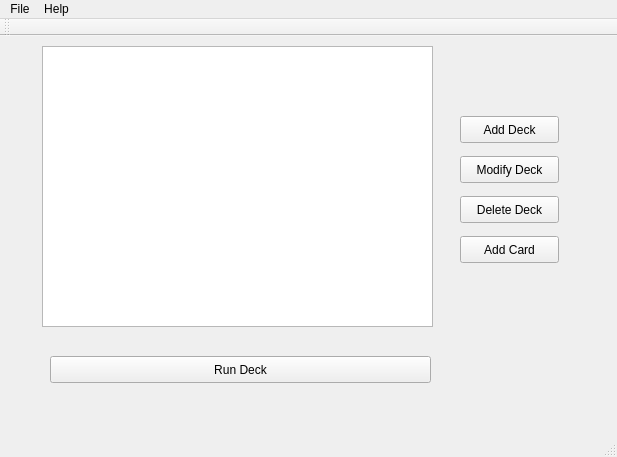
jbwyatt4/wyattflashcardapp, file mainwindow.ui: the form before one commit.
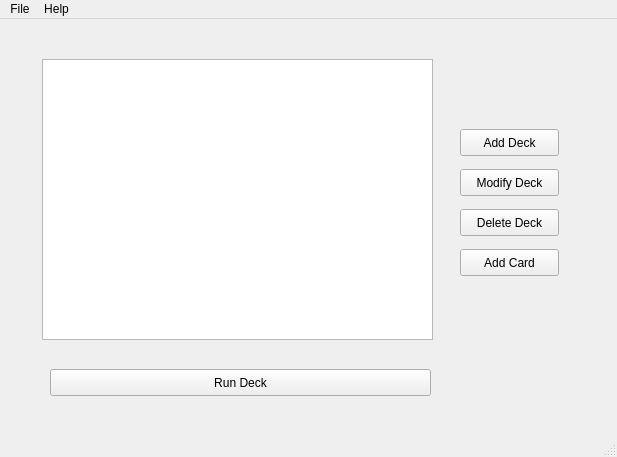
The form after the commit.

```diff
--- a/mainwindow.ui
+++ b/mainwindow.ui
@@ -18,7 +18,7 @@
     <property name="geometry">
      <rect>
       <x>42</x>
-      <y>10</y>
+      <y>40</y>
       <width>391</width>
       <height>281</height>
      </rect>
@@ -28,7 +28,7 @@
     <property name="geometry">
      <rect>
       <x>460</x>
-      <y>80</y>
+      <y>110</y>
       <width>99</width>
       <height>27</height>
      </rect>
@@ -41,7 +41,7 @@
     <property name="geometry">
      <rect>
       <x>460</x>
-      <y>120</y>
+      <y>150</y>
       <width>99</width>
       <height>27</height>
      </rect>
@@ -54,7 +54,7 @@
     <property name="geometry">
      <rect>
       <x>460</x>
-      <y>160</y>
+      <y>190</y>
       <width>99</width>
       <height>27</height>
      </rect>
@@ -67,7 +67,7 @@
     <property name="geometry">
      <rect>
       <x>50</x>
-      <y>320</y>
+      <y>350</y>
       <width>381</width>
       <height>27</height>
      </rect>
@@ -80,7 +80,7 @@
     <property name="geometry">
      <rect>
       <x>460</x>
-      <y>200</y>
+      <y>230</y>
       <width>99</width>
       <height>27</height>
      </rect>
@@ -116,14 +116,6 @@
    <addaction name="menuFile"/>
    <addaction name="menuHelp"/>
   </widget>
-  <widget class="QToolBar" name="mainToolBar">
-   <attribute name="toolBarArea">
-    <enum>TopToolBarArea</enum>
-   </attribute>
-   <attribute name="toolBarBreak">
-    <bool>false</bool>
-   </attribute>
-  </widget>
   <widget class="QStatusBar" name="statusBar"/>
   <action name="actionHow_to_Use">
    <property name="text">
```
Left out of the diff: 8 changed lines with no effect on the pictures.
